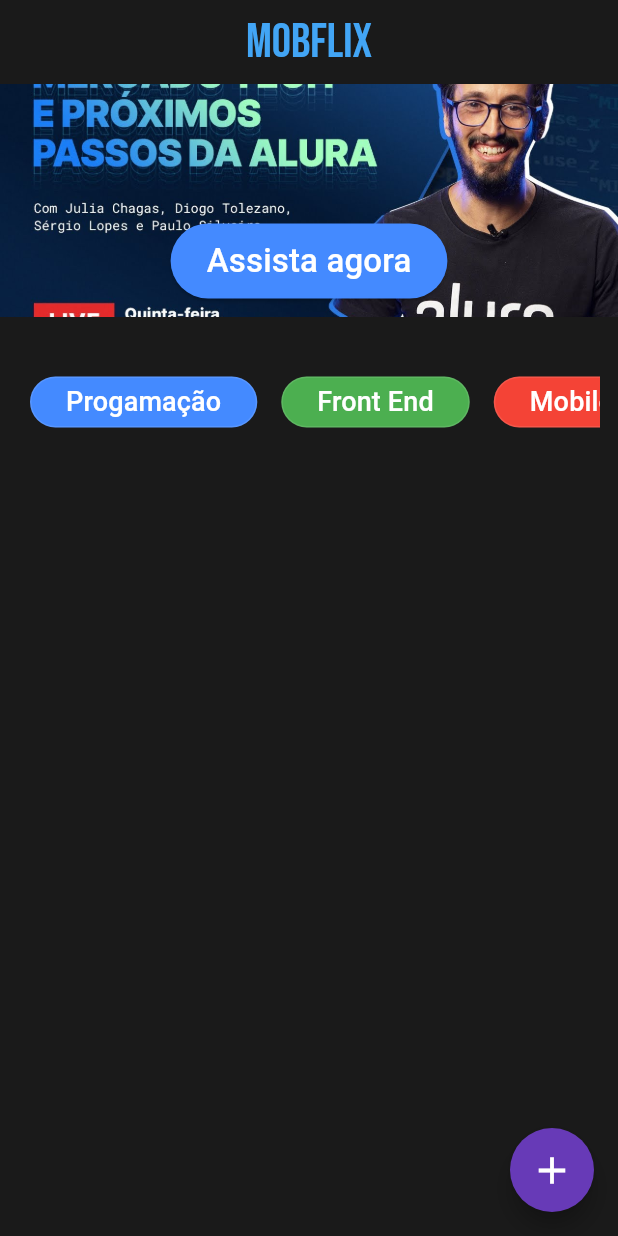
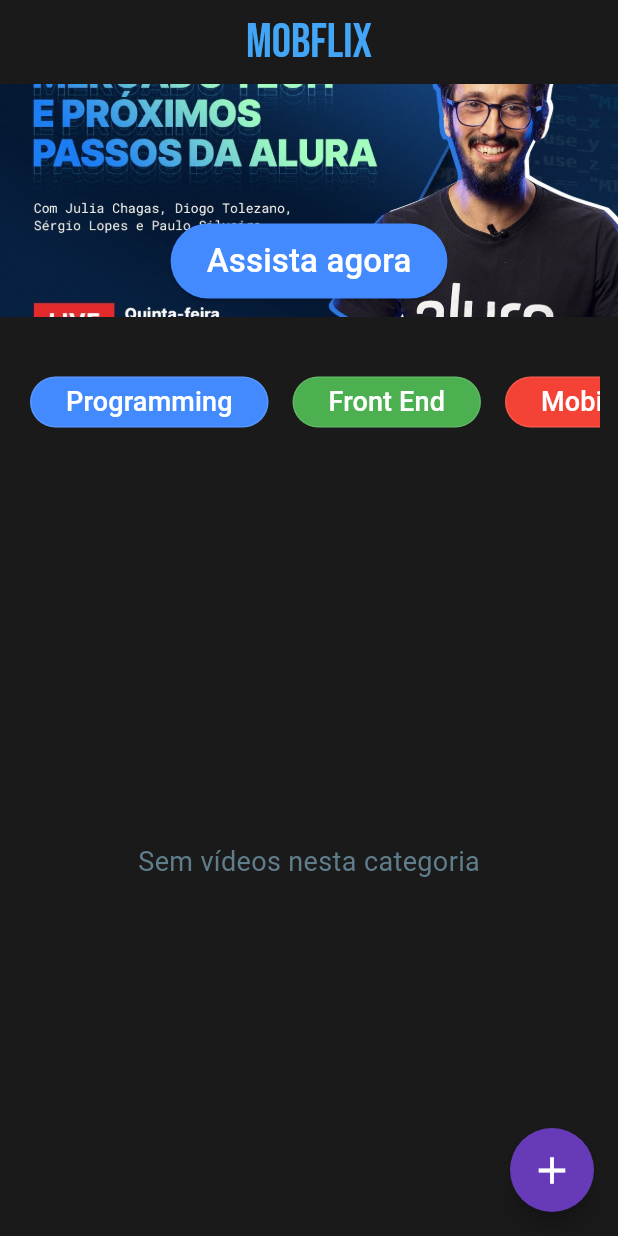
Before and after one commit to calebetadeu/mobflix-alura-challenge, a Flutter app: the screen it shows after launch, after a tap on "Mobile", on a phone screen of 412 x 824 dp. Run offline on Flutter 3.47's test engine with Material 2 defaults, Android fonts, the phone set to English and light mode, and no system bars; our stand-ins replace google_fonts, sqflite; accounts and stored records are empty; Roboto replaces fonts that are missing (Hind).

Commit message:
fix error compile

```diff
--- a/lib/components/card_youtube_list_vertical.dart
+++ b/lib/components/card_youtube_list_vertical.dart
@@ -22,10 +22,17 @@
 
   @override
   Widget build(BuildContext context) {
-    return Consumer<MobflixRepository>(
-      builder: (context, mobflixProvider, child) {
+    final mobflixProvider = Provider.of<MobflixRepository>(context);
     List<CardYoutubeModel> list = mobflixProvider.currentList;
 
+    if (mobflixProvider.isLoading) {
+      // Exibe o indicador de carregamento enquanto a lista está sendo carregada
+      return const Center(child: CircularProgressIndicator());
+    } else if (list.isEmpty) {
+      return const Center(
+        child: Text("Sem vídeos nesta categoria"),
+      );
+    } else {
       return Padding(
         padding: const EdgeInsets.all(8.0),
         child: ListView.builder(
@@ -35,7 +42,7 @@
             CardYoutubeModel model = list[index];
             return GestureDetector(
               onTap: () {
-                  _launchInBrowser(model.url); // Open the YouTube video URL
+                _launchInBrowser(model.url); // Abre a URL do vídeo do YouTube
               },
               onLongPress: () {
                 mobflixProvider.setVideoYoutubeEdit(model).then((_) {
@@ -54,7 +61,6 @@
           },
         ),
       );
-      },
-    );
     }
   }
+}
--- a/lib/components/tag_youtube.dart
+++ b/lib/components/tag_youtube.dart
@@ -7,6 +7,7 @@
       required this.name,
       required this.color,
       this.changeColor,
+      this.isSelected = false,
       this.type // Tornando changeColor opcional
       })
       : super(key: key);
@@ -14,11 +15,12 @@
   final String? name;
   final Color? color;
   final TypeCategory? type;
-
+  final bool isSelected;
   final Future<void> Function()? changeColor; // Usando uma função opcional
 
   @override
   Widget build(BuildContext context) {
+    Color textColor = Colors.white;
     return OutlinedButton(
         style: OutlinedButton.styleFrom(
           backgroundColor: color,
@@ -28,19 +30,19 @@
         ),
         onPressed: () async {
           if (changeColor != null) {
-          await changeColor!(); // Chama a função somente se ela não for nula
+            await changeColor!();
+          }
+          if (isSelected) {
+            textColor = Colors.white;
+          } else {
+            textColor = Colors.lime;
           }
         },
-
-      child:
-       name != null
+        child: name != null
             ? Text(
                 name!,
-              style: const TextStyle(fontSize: 18),
+                style: TextStyle(fontSize: 18, color: textColor),
               )
-          : const SizedBox()
-
-
-    );
+            : const SizedBox());
   }
 }
--- a/lib/components/tag_youtube_list_horizontal.dart
+++ b/lib/components/tag_youtube_list_horizontal.dart
@@ -1,4 +1,5 @@
 import 'package:flutter/material.dart';
+import 'package:mobflix_alura_challenge/l10n/app_localization_en.dart';
 import 'package:mobflix_alura_challenge/model/card_youtube_model.dart';
 import 'package:provider/provider.dart';
 
@@ -14,21 +15,29 @@
 }
 
 class _TagYoutubeListHorizontalState extends State<TagYoutubeListHorizontal> {
+  TypeCategory? selectedCategory;
   @override
   Widget build(BuildContext context) {
+    AppLocalizations localizations = AppLocalizations.of(context);
     List<TagYoutube> tagYoutubeList = [
-      const TagYoutube(
-        name: "Progamação",
+      TagYoutube(
+        name: localizations.programming,
         color: Colors.blueAccent,
         type: TypeCategory.programming,
+        isSelected: selectedCategory == TypeCategory.programming,
       ),
-      const TagYoutube(
-        name: "Front End",
+      TagYoutube(
+        name: localizations.frontEndTitle,
         color: Colors.green,
         type: TypeCategory.frontEnd,
+        isSelected: selectedCategory == TypeCategory.programming,
       ),
-      const TagYoutube(
-          name: "Mobile", color: Colors.red, type: TypeCategory.mobile),
+      TagYoutube(
+        name: localizations.mobile,
+        color: Colors.red,
+        type: TypeCategory.mobile,
+        isSelected: selectedCategory == TypeCategory.programming,
+      ),
     ];
 
     return Padding(
--- a/lib/l10n/app_localization_en.dart
+++ b/lib/l10n/app_localization_en.dart
@@ -1,14 +1,88 @@
-import 'package:flutter/widgets.dart';
+import 'dart:async';
+
+import 'package:flutter/material.dart';
 
 class AppLocalizations {
-  static const _localizedValues = {
-    'title': 'My App',
-    'greeting': 'Hello, welcome to my app!',
+  final String title;
+  final String greeting;
+  final String frontEndTitle;
+  final String mobile;
+  final String programming;
+  final String editVideoTitle;
+  final String urlLabel;
+  final String categoryLabel;
+  final String preview;
+  final String toAlter;
+  final String remove;
+  final String cadasterVideo;
+  final String cadaster;
+  final String selectedArea;
+  final String noVideosCategory;
+  AppLocalizations(
+      {required this.title,
+      required this.greeting,
+      required this.frontEndTitle,
+      required this.mobile,
+      required this.programming,
+      required this.editVideoTitle,
+      required this.urlLabel,
+      required this.categoryLabel,
+      required this.preview,
+      required this.toAlter,
+      required this.selectedArea,
+      required this.cadaster,
+      required this.cadasterVideo,
+      required this.noVideosCategory,
+      required this.remove});
 
-    // Add more localized strings here
-  };
+  static Future<AppLocalizations> load(Locale locale) async {
+    String languageCode = locale.languageCode;
+    if (languageCode == 'pt') {
+      return AppLocalizations.pt();
+    } else {
+      return AppLocalizations.en();
+    }
+  }
 
-  static String? of(BuildContext context, String key) {
-    return _localizedValues[key];
+  static AppLocalizations of(BuildContext context) {
+    return Localizations.of<AppLocalizations>(context, AppLocalizations)!;
+  }
+
+  factory AppLocalizations.en() {
+    return AppLocalizations(
+        title: 'Mobflix',
+        greeting: 'Hello, welcome to my app!',
+        frontEndTitle: 'Front End',
+        mobile: 'Mobile',
+        programming: 'Programming',
+        editVideoTitle: 'Edit Video',
+        urlLabel: 'URL',
+        categoryLabel: 'Category',
+        preview: 'Preview',
+        toAlter: 'Alter',
+        cadaster: 'Cadaster',
+        noVideosCategory: 'Sem vídeos nesta categoria',
+        selectedArea: 'Selected Area',
+        cadasterVideo: 'Cadaster Video',
+        remove: 'Delete');
+  }
+
+  factory AppLocalizations.pt() {
+    return AppLocalizations(
+        title: 'Mobflix',
+        greeting: 'Olá, bem-vindo ao meu aplicativo!',
+        frontEndTitle: 'Front End',
+        mobile: 'Mobile',
+        programming: 'Programação',
+        cadasterVideo: 'Cadastre o vídeo',
+        editVideoTitle: "Edite o Video",
+        urlLabel: "Url",
+        categoryLabel: 'Categoria',
+        preview: 'Preview',
+        toAlter: 'Alterar',
+        noVideosCategory: 'Sem vídeos nesta categoria',
+        cadaster: 'Cadastre',
+        selectedArea: 'Selecione a área',
+        remove: 'Remover');
   }
 }
--- a/lib/localizations/app_localization_delegate.dart
+++ b/lib/localizations/app_localization_delegate.dart
@@ -1,6 +1,7 @@
 import 'package:flutter/material.dart';
 
-import '../l10n/app_localization_en.dart';
+
+import '../l10n/app_localization_en.dart'; // Importe sua classe AppLocalizations
 
 class AppLocalizationsDelegate extends LocalizationsDelegate<AppLocalizations> {
   const AppLocalizationsDelegate();
@@ -10,9 +11,12 @@
 
   @override
   Future<AppLocalizations> load(Locale locale) async {
-    // Load the appropriate localization file
-    final localizations = AppLocalizations();
-    return localizations;
+    // Carregue a instância correta da classe AppLocalizations com base no idioma
+    if (locale.languageCode == 'pt') {
+      return AppLocalizations.pt();
+    } else {
+      return AppLocalizations.en();
+    }
   }
 
   @override
--- a/lib/repositories/mobflix_repository.dart
+++ b/lib/repositories/mobflix_repository.dart
@@ -11,6 +11,9 @@
   final List<CardYoutubeModel> cardsMobile = [];
   final List<CardYoutubeModel> cardsProgamacao = [];
   final List<CardYoutubeModel> cardsFrontEnd = [];
+  bool _isLoading = false;
+
+  bool get isLoading => _isLoading; // Getter para isLoading
 
   List<CardYoutubeModel> currentList = []; // Inicializando como uma lista vazia
   late CardYoutubeModel currentVideoYoutube;
@@ -40,7 +43,6 @@
   }
 
   Future<void> cadasterVideo(CardYoutubeModel model) async {
-    //final id = _uuid.v4();
     await db.insert('videos', {
       'category': model.type.toString(),
       'link': model.url,
@@ -48,7 +50,6 @@
     });
 
     _getVideosForCurrentCategory(model.type); // Chamando o método
-   // notifyListeners();
   }
 
   Future<void> updateVideo(CardYoutubeModel model) async {
@@ -59,30 +60,34 @@
         'link': model.url,
         'type': model.type.value,
       },
-      where: 'id = ?', // Update based on the video's ID
-      whereArgs: [model.id],
+      whereArgs: [model.url],
     );
-    _getVideosForCurrentCategory(model.type);
-    notifyListeners();
+    await changeCategory(model.type);
   }
 
   Future<void> _getVideosForCurrentCategory(TypeCategory? category) async {
+    _isLoading =
+        true; // Define isLoading como verdadeiro durante o carregamento
+    notifyListeners();
+
     if (category != null) {
       currentList = await _getVideosByCategory(category);
     }
+
+    _isLoading = false; // Define isLoading como falso após o carregamento
+    notifyListeners();
   }
 
   Future<void> deleteVideo(CardYoutubeModel model) async {
     await db.delete(
       'videos',
-      where: 'id = ?', // Delete based on the video's ID
-      whereArgs: [model.id],
+      where: 'link = ?',
+      whereArgs: [model.url],
     );
 
     _getVideosForCurrentCategory(model.type);
     notifyListeners();
   }
-
 
   Future<List<CardYoutubeModel>> _getVideosByCategory(
       TypeCategory category) async {
```
Also changed, not shown: lib/components/card_youtube_image.dart (+6 -3 lines), lib/screens/cadaster/cadaster_screen.dart (+15 -13 lines), lib/screens/edit_video.dart (+15 -12 lines). Lines whose indentation alone changed are shown as unchanged.
